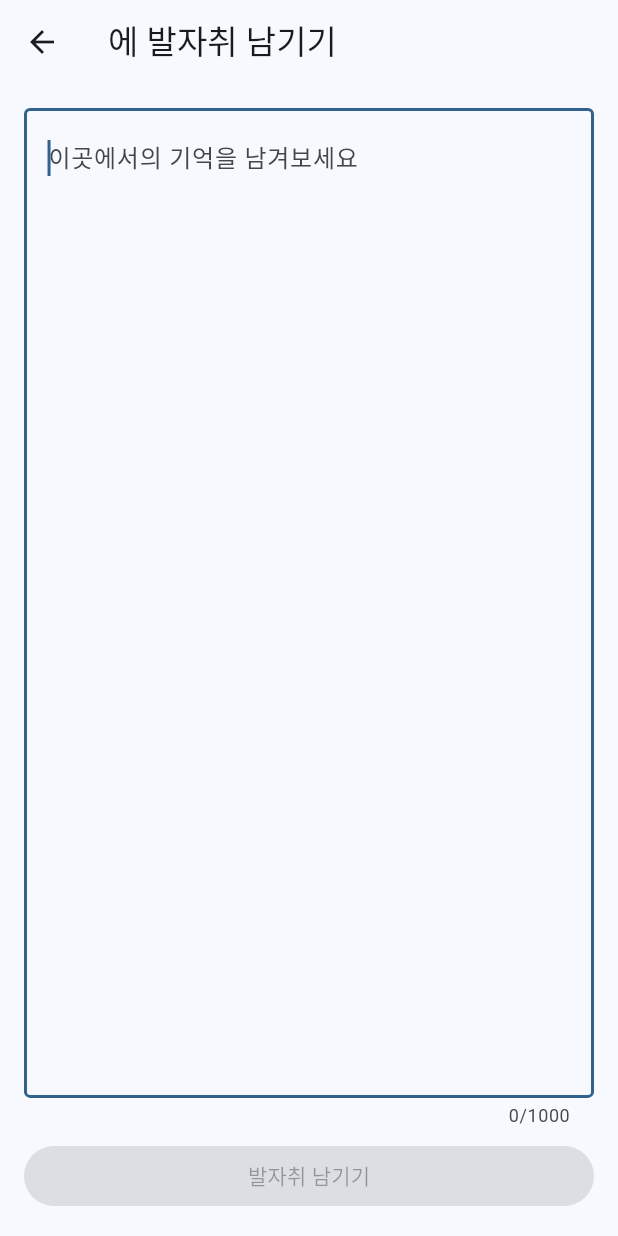
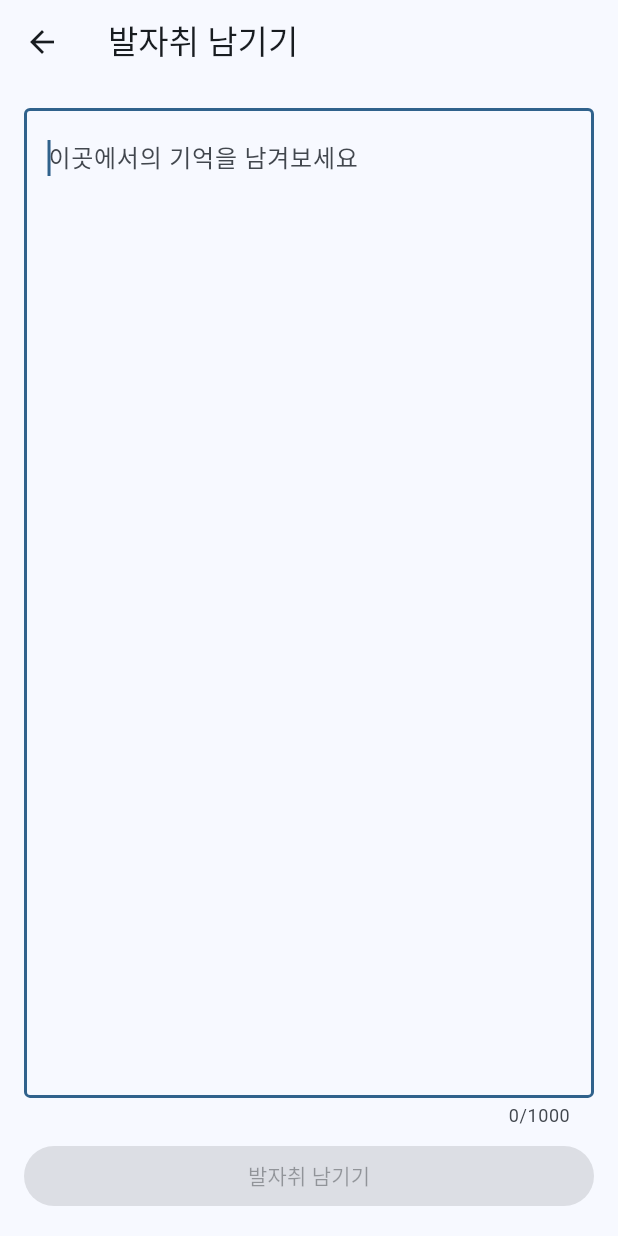
Before and after one commit to FogMap2026/FogApp, a Flutter app: the FootprintCreateScreen screen opened directly with empty values, on a phone screen of 412 x 824 dp. Run offline on Flutter 3.47's test engine with Material 3 defaults, Android fonts, the phone set to English and light mode, and no system bars; our stand-ins replace camera, dio, firebase_auth, firebase_core, flutter_compass, flutter_riverpod and 2 more; missing offline and left inert: flutter_naver_map; accounts and stored records are empty; statements that could not run were skipped.

Commit message:
fix: 해금 전 스팟 이름이 발자취 작성 화면 앱바에 노출되던 문제 수정
oorony님 리뷰(#75) 지적 — SpotMarkerController가 해금 전 스팟은
이름을 노출하지 않는데(unlocked=false는 캡션 없는 마커), 이 화면의
앱바는 unlocked 여부와 무관하게 spot.title을 그대로 보여주고
있었다. 서버가 현재 unlocked=false만 내려주므로 엣지 케이스가
아니라 이 기능을 쓸 때마다 항상 발생하는 문제였다.

unlocked일 때만 실제 이름을 쓰고, 아니면 일반 문구("발자취
남기기")로 대체한다. 지도 화면의 진입 바텀시트는 원래도 스팟
이름을 노출하지 않아 문제없었다.

```diff
--- a/app/lib/screens/footprint_create_screen.dart
+++ b/app/lib/screens/footprint_create_screen.dart
@@ -56,7 +56,11 @@ class _FootprintCreateScreenState extends ConsumerState<FootprintCreateScreen> {
   @override
   Widget build(BuildContext context) {
     return Scaffold(
-      appBar: AppBar(title: Text('${widget.spot.title}에 발자취 남기기')),
+      // 해금 전 스팟은 이름을 노출하지 않는다(SpotMarkerController와 같은 원칙) —
+      // unlocked일 때만 실제 이름을 쓰고, 아니면 일반 문구로 대체한다(oorony 리뷰).
+      appBar: AppBar(
+        title: Text(widget.spot.unlocked ? '${widget.spot.title}에 발자취 남기기' : '발자취 남기기'),
+      ),
       body: SafeArea(
         child: Padding(
           padding: const EdgeInsets.all(16),
```
